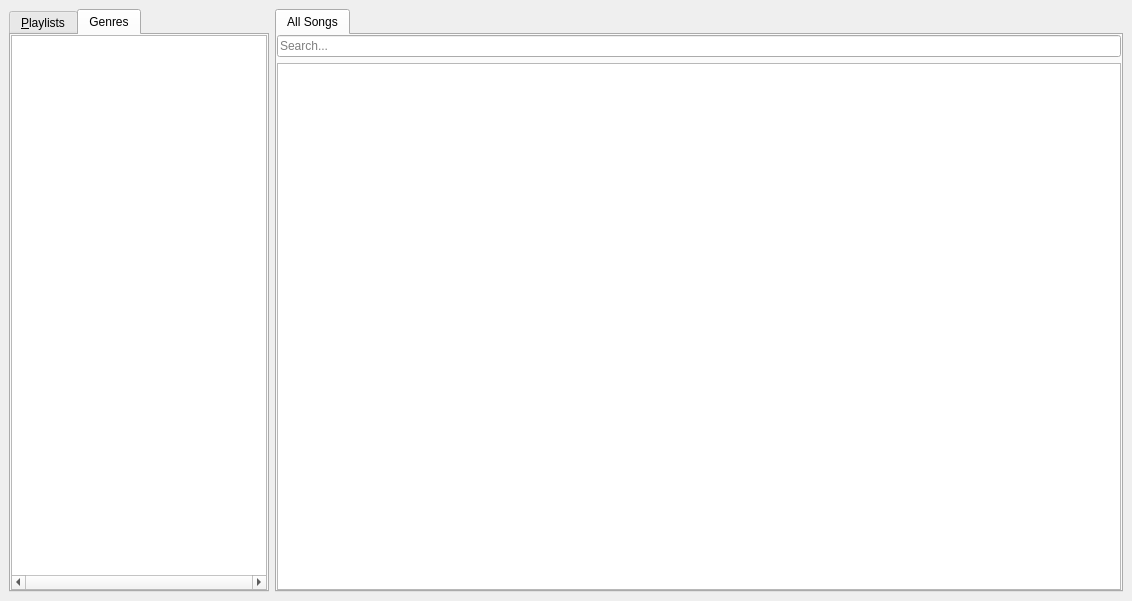
rpammeraal/mezzoforta, file MainWindow.ui: the form before one commit.
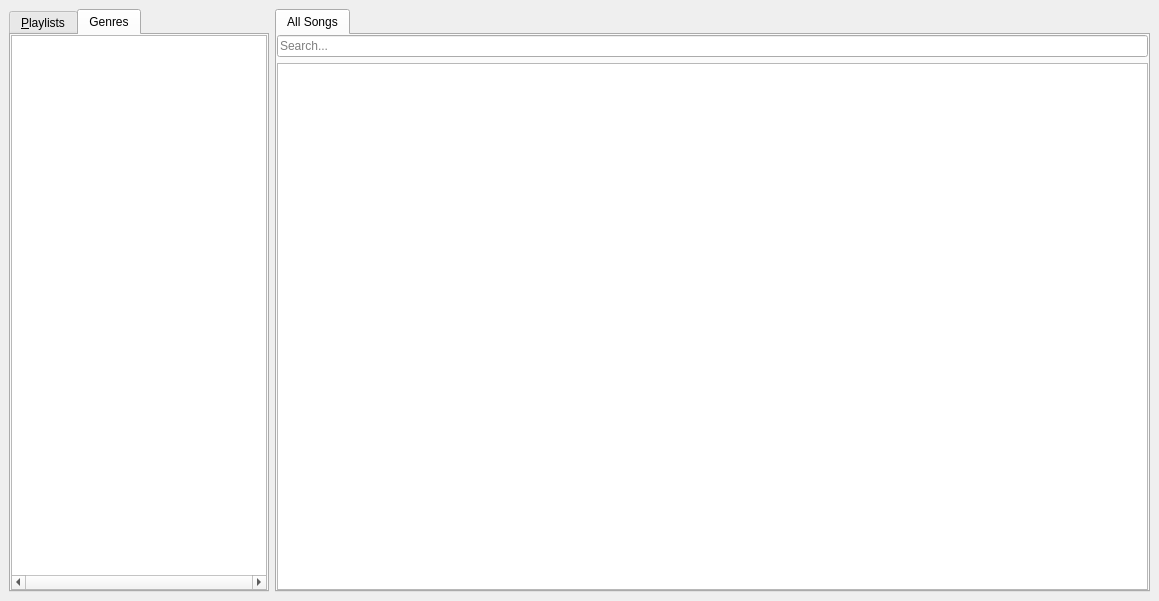
The form after the commit. The open tabs and pages were chosen to show the change.

The edit to the form file:
```diff
--- a/MainWindow.ui
+++ b/MainWindow.ui
@@ -6,7 +6,7 @@
    <rect>
     <x>0</x>
     <y>0</y>
-    <width>1132</width>
+    <width>1159</width>
     <height>601</height>
    </rect>
   </property>
@@ -142,6 +142,9 @@
             <property name="placeholderText">
              <string>Search...</string>
             </property>
+            <property name="clearButtonEnabled">
+             <bool>true</bool>
+            </property>
            </widget>
           </item>
           <item>
```
Left out of the diff: 7 changed lines with no effect on the pictures.
